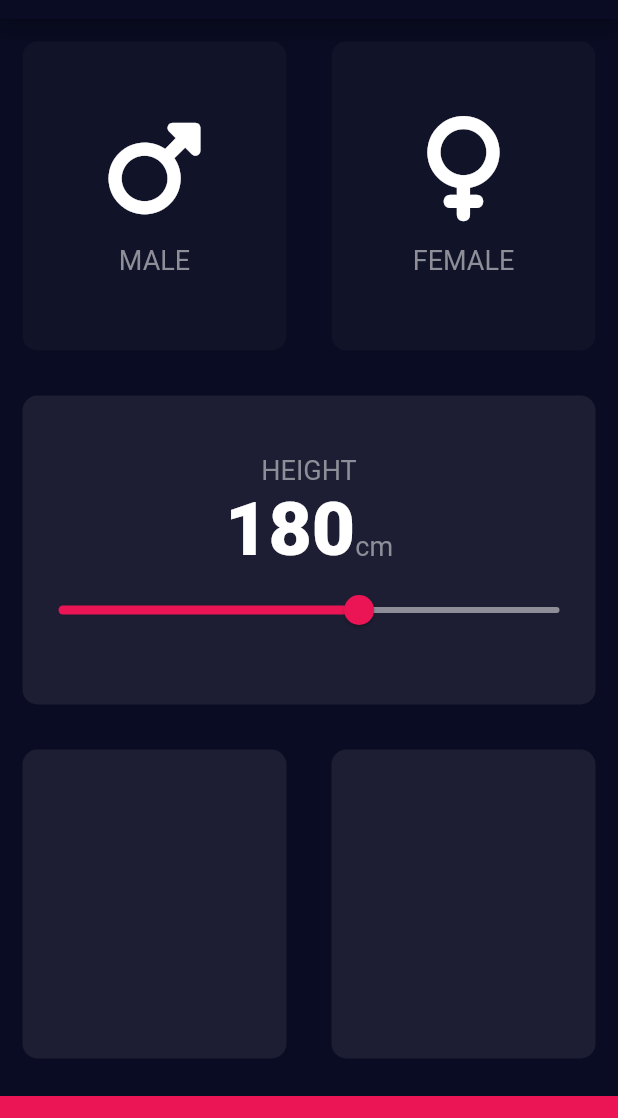
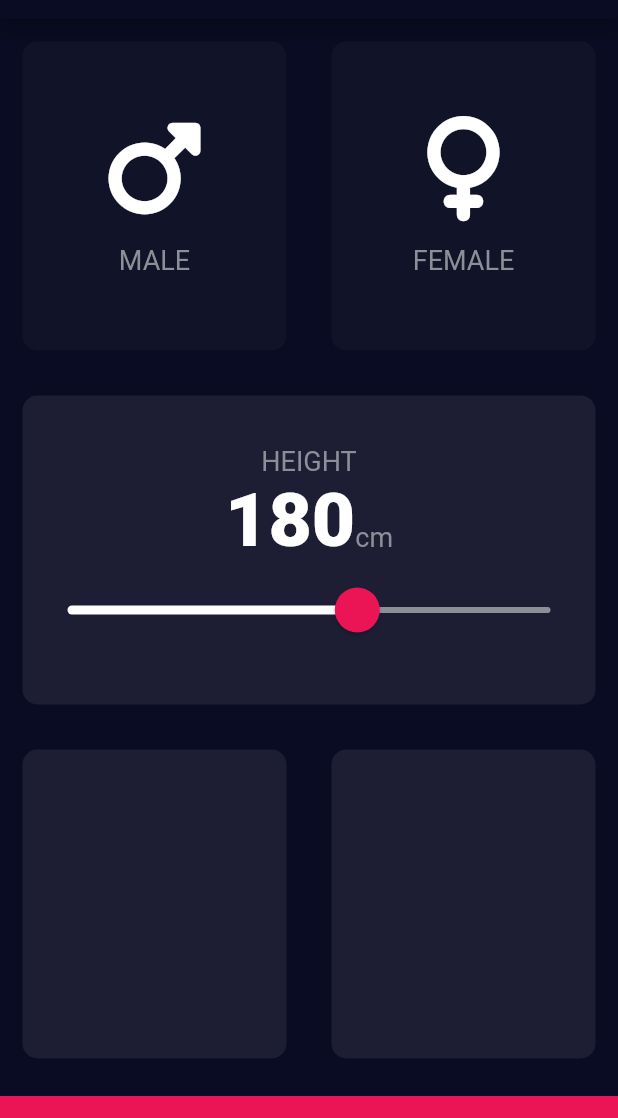
Before and after one commit to Sherry-jsp/BMI_calculator, a Flutter app: the screen it shows after launch, on a phone screen of 412 x 824 dp, the part 65-1183 px from its top. Run offline on Flutter 3.47's test engine with Material 2 defaults, Android fonts, the phone set to English and light mode, and no system bars; our stand-ins replace font_awesome_flutter.

Commit message:
style(slider): exploring slider themeData

```diff
--- a/lib/input_page.dart
+++ b/lib/input_page.dart
@@ -70,7 +70,7 @@ class InputPageState extends State<InputPage> {
               cardChild: Column(
                 mainAxisAlignment: MainAxisAlignment.center,
                 children: [
-                  Text(
+                  const Text(
                     'HEIGHT',
                     style: kLabelTextStyle,
                   ),
@@ -83,23 +83,31 @@ class InputPageState extends State<InputPage> {
                         height.toString(),
                         style: kNumberTextStyle,
                       ),
-                      Text(
+                      const Text(
                         'cm',
                         style: kLabelTextStyle,
                       ),
                     ],
                   ),
-                  Slider(
+                  SliderTheme(
+                    data: SliderTheme.of(context).copyWith(
+                      thumbShape: const RoundSliderThumbShape(enabledThumbRadius: 15.0),
+                      overlayShape: const RoundSliderOverlayShape(overlayRadius: 30.0),
+                      thumbColor: const Color(0xFFEB1555),
+                      activeTrackColor: Colors.white,
+                      overlayColor: const Color(0x29EB1555),
+                      inactiveTrackColor:const Color(0xFF8D8E98),
+                    ),
+                    child: Slider(
                       value: height.toDouble(),
                       min: 120.0,
                       max: 220.0,
-                    activeColor: Color(0xFFEB1555),
-                    inactiveColor: Color(0xFF8D8E98),
                       onChanged: (double newValue) {
                         setState(() {
                           height = newValue.round();
                         });
                       },
+                    ),
                   ),
                 ],
               ),
```
Lines whose indentation alone changed are shown as unchanged.
